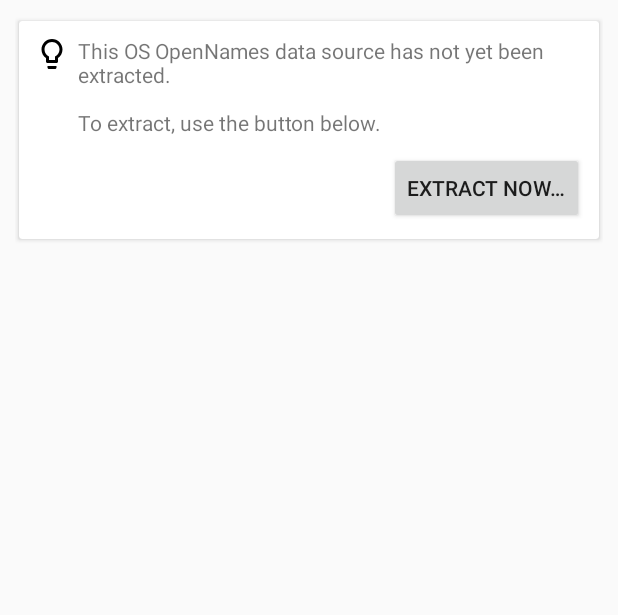
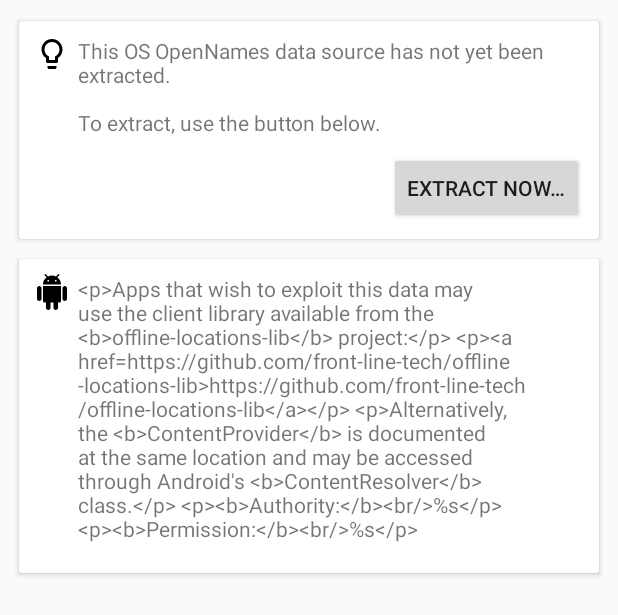
Before and after one commit to front-line-tech/offline-locations-lib, an Android app: the layout activity_main.xml on its own in the app's theme, with its tools: preview values and no code run, on a phone screen of 412 x 824 dp. Shown: the top 615 px of the screen. Run offline under Robolectric (Android 15) with nearby library versions, the phone set to English and light mode, and no system bars.

Commit message:
provider app UX now includes details for developers, information about Front-Line Tech Ltd, and open source license details.

```diff
--- /dev/null
+++ b/OfflinePlaces/app.looukp.provider/src/main/res/drawable/ic_android_black_24dp.xml
@@ -0,0 +1,9 @@
+<vector xmlns:android="http://schemas.android.com/apk/res/android"
+        android:width="24dp"
+        android:height="24dp"
+        android:viewportWidth="24.0"
+        android:viewportHeight="24.0">
+    <path
+        android:fillColor="#FF000000"
+        android:pathData="M6,18c0,0.55 0.45,1 1,1h1v3.5c0,0.83 0.67,1.5 1.5,1.5s1.5,-0.67 1.5,-1.5L11,19h2v3.5c0,0.83 0.67,1.5 1.5,1.5s1.5,-0.67 1.5,-1.5L16,19h1c0.55,0 1,-0.45 1,-1L18,8L6,8v10zM3.5,8C2.67,8 2,8.67 2,9.5v7c0,0.83 0.67,1.5 1.5,1.5S5,17.33 5,16.5v-7C5,8.67 4.33,8 3.5,8zM20.5,8c-0.83,0 -1.5,0.67 -1.5,1.5v7c0,0.83 0.67,1.5 1.5,1.5s1.5,-0.67 1.5,-1.5v-7c0,-0.83 -0.67,-1.5 -1.5,-1.5zM15.53,2.16l1.3,-1.3c0.2,-0.2 0.2,-0.51 0,-0.71 -0.2,-0.2 -0.51,-0.2 -0.71,0l-1.48,1.48C13.85,1.23 12.95,1 12,1c-0.96,0 -1.86,0.23 -2.66,0.63L7.85,0.15c-0.2,-0.2 -0.51,-0.2 -0.71,0 -0.2,0.2 -0.2,0.51 0,0.71l1.31,1.31C6.97,3.26 6,5.01 6,7h12c0,-1.99 -0.97,-3.75 -2.47,-4.84zM10,5L9,5L9,4h1v1zM15,5h-1L14,4h1v1z"/>
+</vector>
--- a/OfflinePlaces/app.looukp.provider/src/main/res/layout/activity_main.xml
+++ b/OfflinePlaces/app.looukp.provider/src/main/res/layout/activity_main.xml
@@ -1,13 +1,17 @@
 <?xml version="1.0" encoding="utf-8"?>
-<LinearLayout
+<ScrollView
     xmlns:android="http://schemas.android.com/apk/res/android"
     xmlns:app="http://schemas.android.com/apk/res-auto"
     xmlns:tools="http://schemas.android.com/tools"
+    android:scrollbars="vertical"
     android:layout_width="match_parent"
     android:layout_height="match_parent"
+    tools:context=".ui.MainActivity">
+    <LinearLayout
+        android:layout_width="match_parent"
+        android:layout_height="wrap_content"
         android:orientation="vertical"
-    android:padding="@dimen/activity_margin"
-    tools:context=".ui.MainActivity">
+        android:padding="@dimen/activity_margin">
 
         <android.support.v7.widget.CardView
             android:layout_width="match_parent"
@@ -52,4 +56,39 @@
             </RelativeLayout>
         </android.support.v7.widget.CardView>
 
+        <android.support.v7.widget.CardView
+            android:layout_width="match_parent"
+            android:layout_height="wrap_content"
+            android:layout_marginBottom="@dimen/card_spacing"
+            app:cardUseCompatPadding="true"
+            android:visibility="visible">
+            <RelativeLayout
+                android:layout_width="match_parent"
+                android:layout_height="wrap_content"
+                android:padding="@dimen/card_inner_padding">
+
+                <ImageView
+                    android:id="@+id/icon_technicals"
+                    android:layout_width="wrap_content"
+                    android:layout_height="wrap_content"
+                    android:layout_alignParentTop="true"
+                    android:layout_alignParentStart="true"
+                    android:layout_marginEnd="5dp"
+                    android:src="@drawable/ic_android_black_24dp"
+                    />
+
+                <TextView
+                    android:id="@+id/text_technicals"
+                    android:layout_width="match_parent"
+                    android:layout_height="wrap_content"
+                    android:layout_alignParentTop="true"
+                    android:layout_toEndOf="@id/icon_technicals"
+                    android:layout_marginBottom="10dp"
+                    android:text="@string/text_technical_details"
+                    />
+
+            </RelativeLayout>
+        </android.support.v7.widget.CardView>
+
     </LinearLayout>
+</ScrollView>
--- a/OfflinePlaces/app.looukp.provider/src/main/res/values/strings.xml
+++ b/OfflinePlaces/app.looukp.provider/src/main/res/values/strings.xml
@@ -12,11 +12,32 @@
     <string name="text_state_extracting">Extracting OS OpenNames places from data source. Please be patient, this process can take up to 30 minutes…</string>
     <string name="text_state_data_available">
         Ordnance Survey OpenNames data is available to other apps on this device.
-        \n\nThere are currently %d items in the database.
+        \n\nThere are currently %d items in the database, extracted from: %s
     </string>
 
+    <string name="btn_ok">OK</string>
     <string name="btn_extract">Extract now…</string>
 
+    <string name="menu_about_app">About this app…</string>
+    <string name="menu_os_licenses">Open source licenses…</string>
     <string name="menu_force_extract">Force extraction…</string>
 
+    <string name="text_technical_details"><![CDATA[
+        <p>Apps that wish to exploit this data may use the client library available from the <b>offline-locations-lib</b> project:</p>
+        <p><a href="https://github.com/front-line-tech/offline-locations-lib">https://github.com/front-line-tech/offline-locations-lib</a></p>
+        <p>Alternatively, the <b>ContentProvider</b> is documented at the same location
+        and may be accessed through Android\'s <b>ContentResolver</b> class.</p>
+        <p><b>Authority:</b><br/>%s</p>
+        <p><b>Permission:</b><br/>%s</p>
+        ]]>
+    </string>
+
+    <string name="dialog_title_about">OS Data Source</string>
+    <string name="dialog_message_about">
+        This app is created and maintained by Front-Line Tech Ltd:
+        \n\nhttp://front-line-tech.com
+        \n\nData is sourced from Ordnance Survey OpenNames dataset:
+        \n\nhttps://www.ordnancesurvey.co.uk
+    </string>
+
 </resources>
--- a/OfflinePlaces/lib.lookup.client/build.gradle
+++ b/OfflinePlaces/lib.lookup.client/build.gradle
@@ -3,16 +3,12 @@
 android {
     compileSdkVersion 27
 
-
-
     defaultConfig {
         minSdkVersion 21
         targetSdkVersion 27
         versionCode 1
-        versionName "1.0"
-
+        versionName "0.1"
         testInstrumentationRunner "android.support.test.runner.AndroidJUnitRunner"
-
     }
 
     buildTypes {
--- a/OfflinePlaces/lib.lookup.client/src/main/AndroidManifest.xml
+++ b/OfflinePlaces/lib.lookup.client/src/main/AndroidManifest.xml
@@ -1,2 +1,6 @@
 <manifest xmlns:android="http://schemas.android.com/apk/res/android"
-          package="com.flt.liblookupclient"/>
+          package="com.flt.liblookupclient">
+
+    <uses-permission android:name="@string/liblookup_provider_permission" />
+
+</manifest>
--- a/OfflinePlaces/lib.lookup.client/src/main/java/com/flt/liblookupclient/OpenNamesContent.java
+++ b/OfflinePlaces/lib.lookup.client/src/main/java/com/flt/liblookupclient/OpenNamesContent.java
@@ -1,8 +1,11 @@
 package com.flt.liblookupclient;
+
+import android.content.Context;
 
 public class OpenNamesContent {
 
-  public static String authority = "com.flt.liblookup.opennames.provider";
+  public static String authority(Context context) { return context.getString(R.string.liblookup_provider_authority); }
+
   public static String path_search = "places/search";
   public static final String selection_row = "row";
   public static final String selection_id = "id";
--- a/OfflinePlaces/lib.lookup.client/src/main/res/values/constants.xml
+++ b/OfflinePlaces/lib.lookup.client/src/main/res/values/constants.xml
@@ -2,6 +2,8 @@
 <resources>
     <integer name="min_length_partial_search">3</integer>
 
-    <string name="provider_package">com.flt.lookup.provider</string>
+    <string name="liblookup_provider_package">com.flt.lookup.provider</string>
+    <string name="liblookup_provider_authority">com.flt.liblookup.opennames.provider</string>
+    <string name="liblookup_provider_permission">com.flt.liblookup.permission</string>
 
 </resources>
```
Also changed, not shown: OfflinePlaces/app.lookup.client.sample/build.gradle (+4 -3 lines), OfflinePlaces/app.looukp.provider/build.gradle (+5 -2 lines), OfflinePlaces/app.looukp.provider/src/main/java/com/flt/applooukpprovider/ui/MainActivity.java (+46 -1 lines), OfflinePlaces/build.gradle (+12 -1 lines), OfflinePlaces/lib.lookup.client/src/main/java/com/flt/liblookupclient/LookupClient.java (+9 -6 lines), OfflinePlaces/lib.lookup.provider/src/main/AndroidManifest.xml (+14 -1 lines), OfflinePlaces/lib.lookup.provider/src/main/java/com/flt/liblookupprovider/LibLookup.java (+13 -3 lines), 1 other file. Lines whose indentation alone changed are shown as unchanged.
